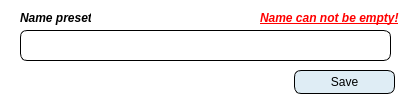
The window that save_qm.ui (alexeikoloskov/amqp_sender) describes before a commit, drawn with Qt 5.
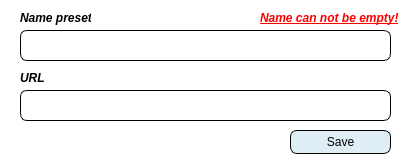
The same window after the commit. Icons and pictures are not drawn.

Diff of the .ui file:
```diff
--- a/save_qm.ui
+++ b/save_qm.ui
@@ -6,8 +6,8 @@
    <rect>
     <x>0</x>
     <y>0</y>
-    <width>411</width>
-    <height>112</height>
+    <width>407</width>
+    <height>165</height>
    </rect>
   </property>
   <property name="windowTitle">
@@ -49,8 +49,8 @@
   <widget class="QPushButton" name="save">
    <property name="geometry">
     <rect>
-     <x>294</x>
-     <y>70</y>
+     <x>290</x>
+     <y>130</y>
      <width>101</width>
      <height>24</height>
     </rect>
@@ -98,6 +98,29 @@
     <string>&lt;html&gt;&lt;head/&gt;&lt;body&gt;&lt;p&gt;&lt;span style=&quot; font-weight:700; font-style:italic; text-decoration: underline; color:#ff0000;&quot;&gt;Name can not be empty!&lt;/span&gt;&lt;/p&gt;&lt;/body&gt;&lt;/html&gt;</string>
    </property>
   </widget>
+  <widget class="QLineEdit" name="lineEdit_2">
+   <property name="geometry">
+    <rect>
+     <x>20</x>
+     <y>90</y>
+     <width>371</width>
+     <height>31</height>
+    </rect>
+   </property>
+  </widget>
+  <widget class="QLabel" name="label_2">
+   <property name="geometry">
+    <rect>
+     <x>20</x>
+     <y>70</y>
+     <width>31</width>
+     <height>16</height>
+    </rect>
+   </property>
+   <property name="text">
+    <string>&lt;html&gt;&lt;head/&gt;&lt;body&gt;&lt;p&gt;&lt;span style=&quot; font-weight:700; font-style:italic;&quot;&gt;URL&lt;/span&gt;&lt;/p&gt;&lt;/body&gt;&lt;/html&gt;</string>
+   </property>
+  </widget>
  </widget>
  <resources/>
  <connections/>
```
